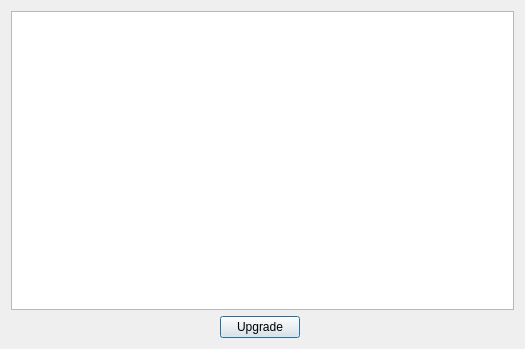
Qt form apt-indicator/agent/info_window.ui (imz/apt-indicator) before a commit.
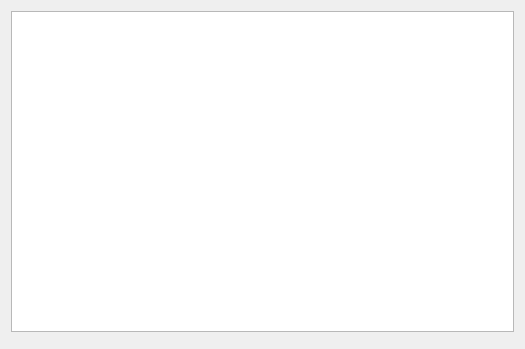
The same form after that commit.

Commit message: - allow to run upgrade program sepatately

Patch:
```diff
--- a/apt-indicator/agent/info_window.ui
+++ b/apt-indicator/agent/info_window.ui
@@ -1,8 +1,8 @@
 <ui version="4.0" >
  <author>Sergey V Turchin &lt;zerg@altlinux.org&gt;</author>
- <class>InfoWindowUI</class>
- <widget class="QDialog" name="InfoWindowUI" >
-  <property name="geometry" >
+ <class>InfoWindow</class>
+ <widget class="QWidget" name="InfoWindow">
+  <property name="geometry">
    <rect>
     <x>0</x>
     <y>0</y>
@@ -19,56 +19,24 @@
   <property name="windowTitle" >
    <string>Information Window</string>
   </property>
-  <layout class="QGridLayout" >
-   <item row="0" column="0" colspan="4" >
-    <widget class="QTextEdit" name="infoText" >
-     <property name="readOnly" >
+  <layout class="QVBoxLayout" name="verticalLayout">
+   <item>
+    <widget class="QTextEdit" name="infoText">
+     <property name="readOnly">
       <bool>true</bool>
      </property>
     </widget>
    </item>
-   <item row="1" column="3" >
-    <spacer name="spacer2_2" >
-     <property name="orientation" >
-      <enum>Qt::Horizontal</enum>
-     </property>
-     <property name="sizeType" >
-      <enum>QSizePolicy::Expanding</enum>
-     </property>
-     <property name="sizeHint" stdset="0" >
-      <size>
-       <width>100</width>
-       <height>20</height>
-      </size>
-     </property>
-    </spacer>
-   </item>
-   <item row="1" column="0" >
-    <spacer name="spacer2" >
-     <property name="orientation" >
-      <enum>Qt::Horizontal</enum>
-     </property>
-     <property name="sizeType" >
-      <enum>QSizePolicy::Expanding</enum>
-     </property>
-     <property name="sizeHint" stdset="0" >
-      <size>
-       <width>110</width>
-       <height>20</height>
-      </size>
-     </property>
-    </spacer>
-   </item>
-   <item row="1" column="1" >
-    <widget class="QPushButton" name="upgradeButton" >
-     <property name="text" >
-      <string>Upgrade</string>
+   <item>
+    <widget class="QDialogButtonBox" name="buttonBox">
+     <property name="standardButtons">
+      <set>QDialogButtonBox::NoButton</set>
      </property>
     </widget>
    </item>
   </layout>
  </widget>
- <layoutdefault spacing="6" margin="11" />
+ <layoutdefault spacing="6" margin="11"/>
  <pixmapfunction>QPixmap</pixmapfunction>
  <resources/>
  <connections/>
```
Left out of the diff: 7 changed lines with no effect on the pictures. The commit also changes 4 other files.
